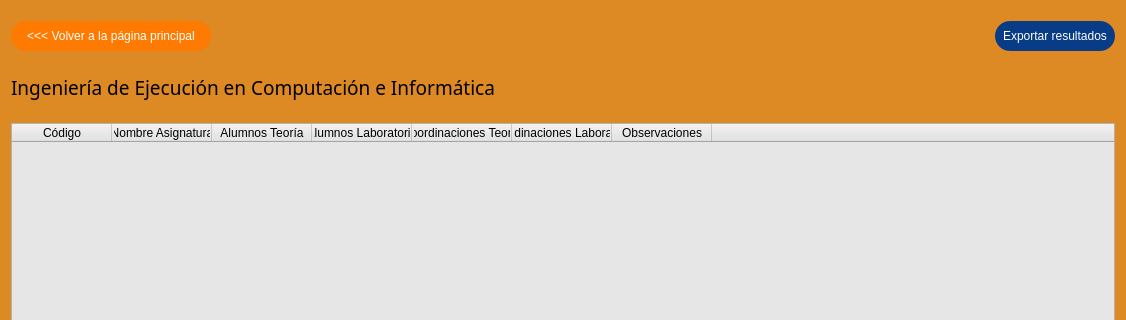
This is Vistas/resources/layoutVistaResultados.ui in nvierass/PINGESO---Proyecto-ECCA as Qt 5 draws it before an edit; both pictures show x 0 to 1126 and y 0 to 320 of the 1126 by 740 pixel window. The edited form follows.
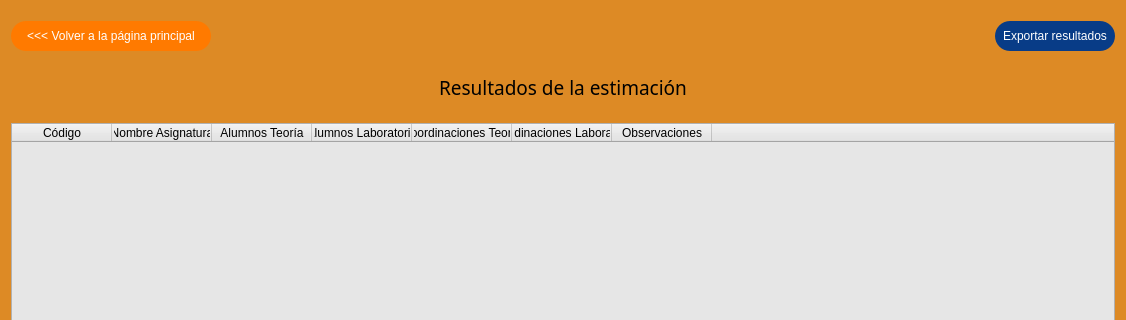
This is the edited form.

```diff
--- a/Vistas/resources/layoutVistaResultados.ui
+++ b/Vistas/resources/layoutVistaResultados.ui
@@ -144,7 +144,7 @@
       <item>
        <widget class="QLabel" name="label_titulo">
         <property name="sizePolicy">
-         <sizepolicy hsizetype="Fixed" vsizetype="Fixed">
+         <sizepolicy hsizetype="Expanding" vsizetype="Fixed">
           <horstretch>0</horstretch>
           <verstretch>0</verstretch>
          </sizepolicy>
@@ -165,7 +165,10 @@
          <string notr="true"/>
         </property>
         <property name="text">
-         <string>Ingeniería de Ejecución en Computación e Informática</string>
+         <string>Resultados de la estimación</string>
+        </property>
+        <property name="alignment">
+         <set>Qt::AlignCenter</set>
         </property>
        </widget>
       </item>
```
